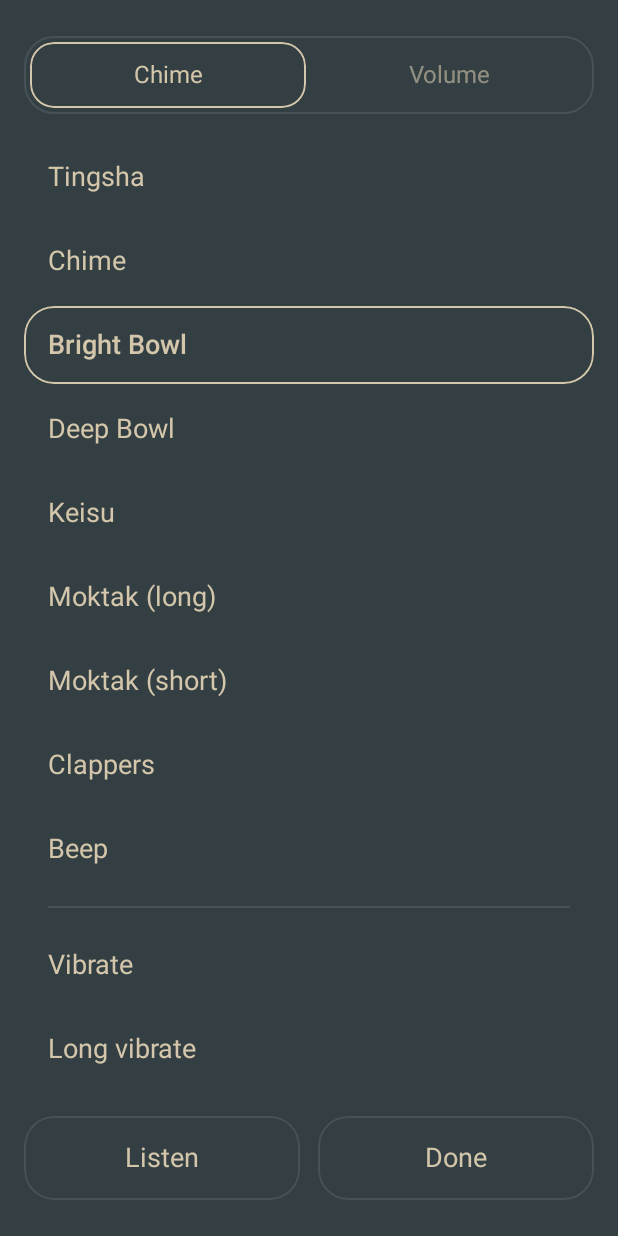
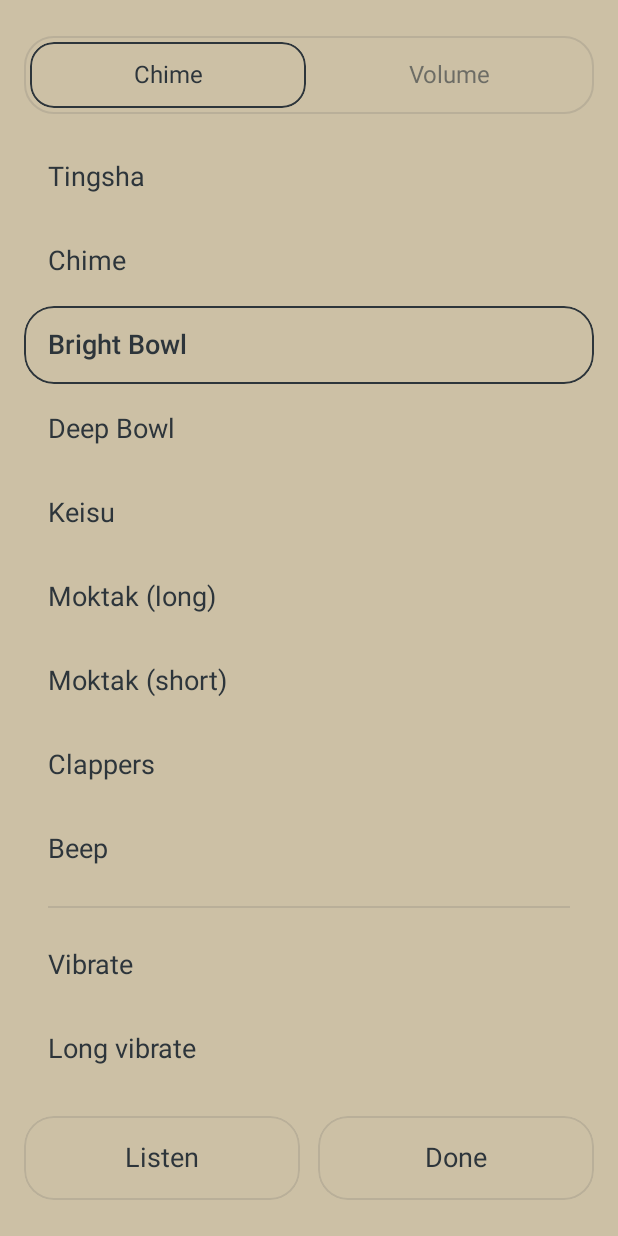
Before and after one commit to jamescrg/enzo, an Android app built with Jetpack Compose: the screen it shows after launch (MainActivity), after a tap on "Sound", on a phone screen of 412 x 824 dp. Run offline under Robolectric (Android 15) with nearby library versions, the phone set to English and light mode, and no system bars; libraries missing offline, so code that uses them is left out: androidx.lifecycle.compose.

Commit message:
Theme choice: System, Light or Dark

```diff
--- a/app/src/main/java/link/darmok/meditationtimer/MainActivity.kt
+++ b/app/src/main/java/link/darmok/meditationtimer/MainActivity.kt
@@ -31,6 +31,7 @@ import androidx.core.view.WindowInsetsCompat
 import androidx.core.view.WindowInsetsControllerCompat
 import androidx.compose.animation.core.tween
 import androidx.compose.foundation.background
+import androidx.compose.foundation.isSystemInDarkTheme
 import androidx.compose.ui.input.pointer.PointerEventPass
 import androidx.compose.foundation.gestures.awaitFirstDown
 import androidx.compose.foundation.gestures.awaitEachGesture
@@ -179,7 +180,12 @@ private enum class Sheet { DURATION, SOUND, SETTINGS }
 @OptIn(ExperimentalLayoutApi::class)
 fun TimerApp() {
     val timer by TimerEngine.timer.collectAsStateWithLifecycle()
-    val dark by TimerEngine.darkTheme.collectAsStateWithLifecycle()
+    val theme by TimerEngine.theme.collectAsStateWithLifecycle()
+    val dark = when (theme) {
+        THEME_DARK -> true
+        THEME_LIGHT -> false
+        else -> isSystemInDarkTheme()
+    }
     val keepScreenOn by TimerEngine.keepScreenOn.collectAsStateWithLifecycle()
     val ringOnly by TimerEngine.ringOnly.collectAsStateWithLifecycle()
     val brushRing by TimerEngine.brushRing.collectAsStateWithLifecycle()
@@ -401,7 +407,9 @@ fun TimerApp() {
                     fontSize = 18.sp,
                 )
             },
-            header = { SoundTabs(soundTab) { soundTab = it } },
+            header = {
+                Segments(SoundTab.entries.map { it.label }, soundTab.ordinal) { soundTab = SoundTab.entries[it] }
+            },
         ) {
             when (soundTab) {
                 SoundTab.CHIME -> ChimeList(selected = timer.chime)
@@ -459,7 +467,7 @@ private fun CountdownRing(
 @Composable
 private fun OptionsContent() {
     val context = LocalContext.current
-    val dark by TimerEngine.darkTheme.collectAsStateWithLifecycle()
+    val theme by TimerEngine.theme.collectAsStateWithLifecycle()
     val doNotDisturb by TimerEngine.doNotDisturb.collectAsStateWithLifecycle()
     val keepScreenOn by TimerEngine.keepScreenOn.collectAsStateWithLifecycle()
     val ringOnly by TimerEngine.ringOnly.collectAsStateWithLifecycle()
@@ -495,7 +503,18 @@ private fun OptionsContent() {
         onChange = TimerEngine::setRingOnly,
     )
     SwitchRow("Brushstroke ring", brushRing, onChange = TimerEngine::setBrushRing)
-    SwitchRow("Dark theme", dark, onChange = { TimerEngine.toggleTheme() })
+    // Theme: follow the phone, or stay light or dark.
+    Column(
+        Modifier.padding(start = 16.dp, top = 12.dp, end = 16.dp),
+        verticalArrangement = Arrangement.spacedBy(12.dp),
+    ) {
+        Text("Theme", color = LocalPalette.current.fg, fontSize = 16.sp)
+        Segments(
+            labels = listOf("System", "Light", "Dark"),
+            selected = THEMES.indexOf(theme),
+            onSelect = { TimerEngine.setTheme(THEMES[it]) },
+        )
+    }
 }
 
 /** The phone's media volume, and the chime's own level within it. */
@@ -546,34 +565,33 @@ private fun VolumeContent() {
 
 private enum class SoundTab(val label: String) { CHIME("Chime"), VOLUME("Volume") }
 
-/** Segmented tabs: one group on screen at a time. */
+/** A segmented choice: tabs on the Sound page, the theme choice in Settings. */
 @Composable
-private fun SoundTabs(tab: SoundTab, onSelect: (SoundTab) -> Unit) {
+private fun Segments(labels: List<String>, selected: Int, onSelect: (Int) -> Unit) {
     val p = LocalPalette.current
     Row(
         Modifier.fillMaxWidth().border(1.dp, p.btnHover, ControlShape).padding(4.dp),
         horizontalArrangement = Arrangement.spacedBy(4.dp),
     ) {
-        SoundTab.entries.forEach { t ->
-            val selected = t == tab
+        labels.forEachIndexed { i, label ->
+            val isSelected = i == selected
             Box(
                 Modifier
                     .weight(1f)
                     .height(44.dp)
                     .clip(RoundedCornerShape(16.dp))
-                    .then(if (selected) Modifier.border(1.dp, p.fg, RoundedCornerShape(16.dp)) else Modifier)
-                    .selectable(selected, role = Role.Tab) { onSelect(t) },
+                    .then(if (isSelected) Modifier.border(1.dp, p.fg, RoundedCornerShape(16.dp)) else Modifier)
+                    .selectable(isSelected, role = Role.Tab) { onSelect(i) },
                 contentAlignment = Alignment.Center,
             ) {
                 Text(
-                    t.label, Modifier.alpha(if (selected) 1f else 0.6f),
+                    label, Modifier.alpha(if (isSelected) 1f else 0.6f),
                     color = p.fg, fontSize = 16.sp,
                 )
             }
         }
     }
 }
-
 
 /**
  * A page covering the whole screen: content that scrolls if it needs to, and buttons
--- a/app/src/main/java/link/darmok/meditationtimer/TimerEngine.kt
+++ b/app/src/main/java/link/darmok/meditationtimer/TimerEngine.kt
@@ -35,8 +35,9 @@ object TimerEngine {
     private val _timer = MutableStateFlow(TimerState())
     val timer: StateFlow<TimerState> = _timer
 
-    private val _darkTheme = MutableStateFlow(true)
-    val darkTheme: StateFlow<Boolean> = _darkTheme
+    /** "system" (follow the phone), "light" or "dark". */
+    private val _theme = MutableStateFlow(THEME_SYSTEM)
+    val theme: StateFlow<String> = _theme
 
     private val _chimeVolume = MutableStateFlow(0.8f)
     val chimeVolume: StateFlow<Float> = _chimeVolume
@@ -128,8 +129,8 @@ object TimerEngine {
         playChime(_timer.value.chime)
     }
 
-    fun toggleTheme() {
-        _darkTheme.value = !_darkTheme.value
+    fun setTheme(theme: String) {
+        _theme.value = if (theme in THEMES) theme else THEME_SYSTEM
         save()
     }
 
@@ -168,7 +169,7 @@ object TimerEngine {
         val t = _timer.value
         val json = JSONObject()
             .put("version", 3)
-            .put("theme", if (_darkTheme.value) "dark" else "light")
+            .put("theme", _theme.value)
             .put("chimeVolume", _chimeVolume.value.toDouble())
             .put("doNotDisturb", _doNotDisturb.value)
             .put("keepScreenOn", _keepScreenOn.value)
@@ -182,7 +183,7 @@ object TimerEngine {
 
     private fun load() {
         val json = runCatching { JSONObject(prefs.getString("json", null) ?: "{}") }.getOrDefault(JSONObject())
-        _darkTheme.value = json.optString("theme", "dark") != "light"
+        _theme.value = json.optString("theme", THEME_SYSTEM).takeIf { it in THEMES } ?: THEME_SYSTEM
         _chimeVolume.value = json.optDouble("chimeVolume", 0.8).toFloat().coerceIn(0f, 1f)
         _doNotDisturb.value = json.optBoolean("doNotDisturb", false)
         _keepScreenOn.value = json.optBoolean("keepScreenOn", false)
@@ -198,3 +199,8 @@ object TimerEngine {
         )
     }
 }
+
+const val THEME_SYSTEM = "system"
+const val THEME_LIGHT = "light"
+const val THEME_DARK = "dark"
+val THEMES = listOf(THEME_SYSTEM, THEME_LIGHT, THEME_DARK)
```
